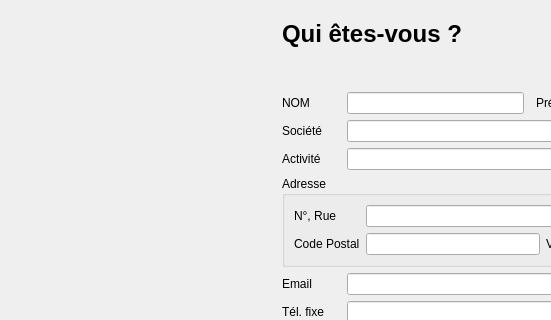
Above: src/gui/dialogs/startedwindowsdialog.ui from FACT-Team/FactDev before the change; both pictures show x 0 to 551 and y 0 to 320 of the 780 by 465 pixel window. Below: the same form after it.
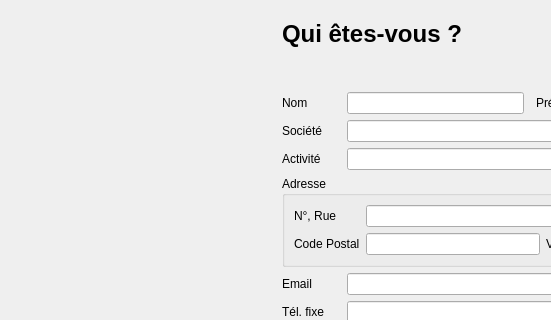
That is the form after the change. Icons and pictures are not drawn. Custom widgets are drawn as their Qt base class.

The edit to the form file:
```diff
--- a/src/gui/dialogs/startedwindowsdialog.ui
+++ b/src/gui/dialogs/startedwindowsdialog.ui
@@ -249,7 +249,7 @@
        <item row="2" column="0">
         <widget class="QLabel" name="lbLastname">
          <property name="text">
-          <string>NOM</string>
+          <string>Nom</string>
          </property>
         </widget>
        </item>
```
